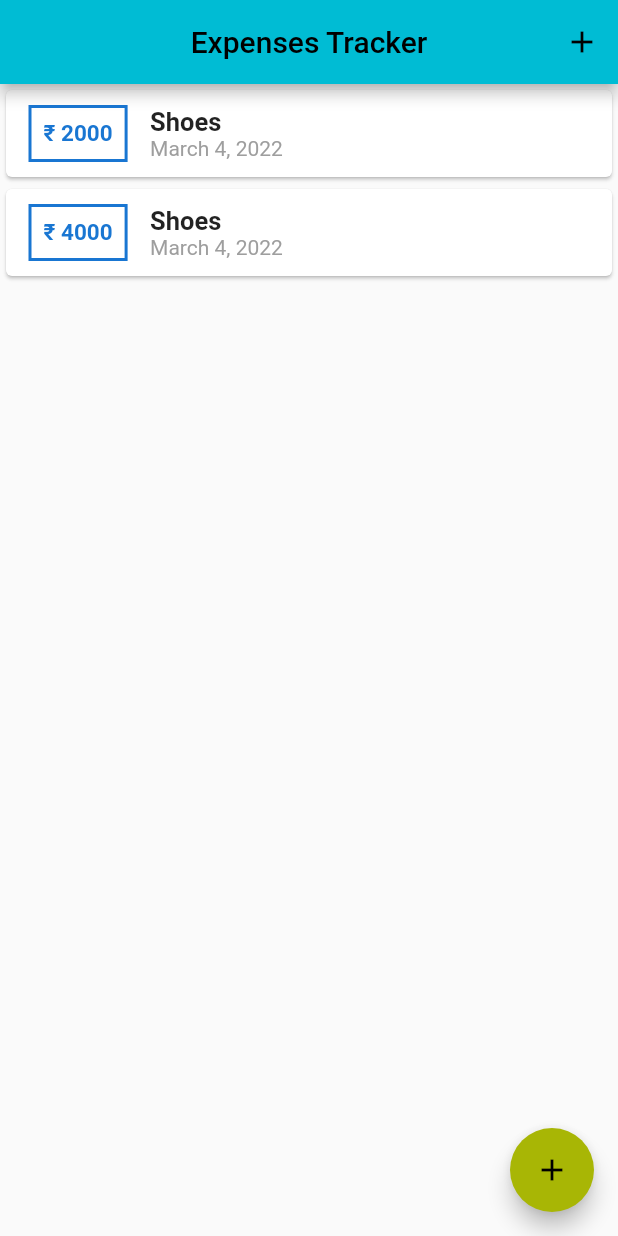
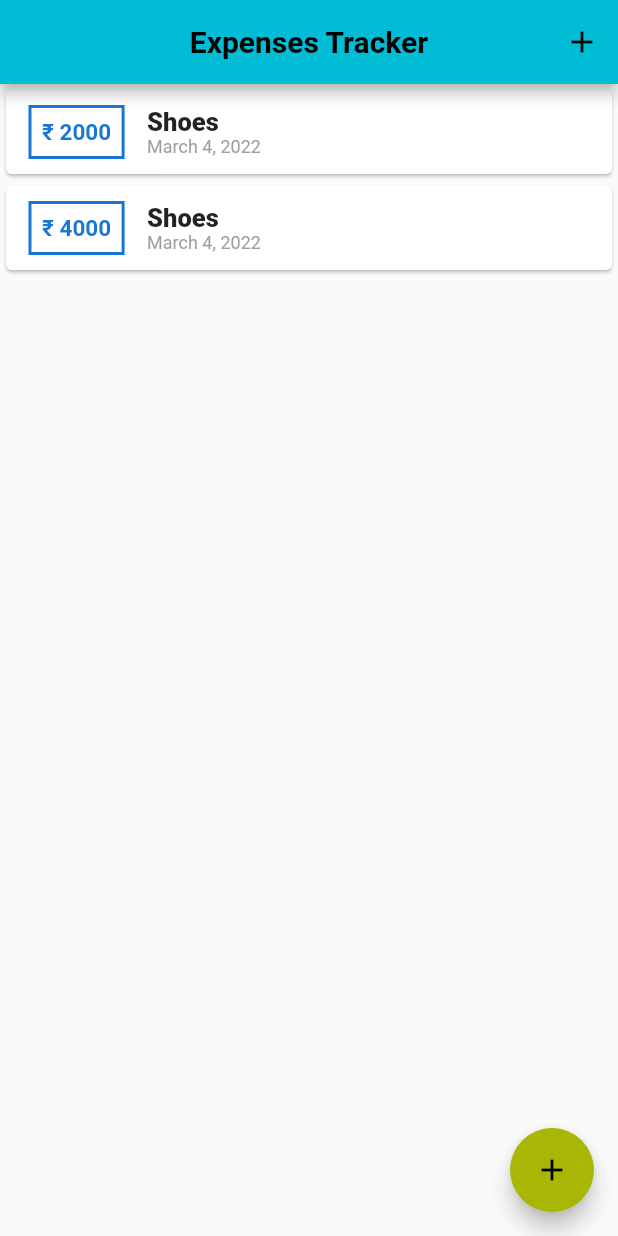
Before and after one commit to Prabhneet-Web/ExpenseTracker, a Flutter app: the screen it shows after launch, on a phone screen of 412 x 824 dp. Run offline on Flutter 3.47's test engine with Material 2 defaults, Android fonts, the phone set to English and light mode, and no system bars.

Commit message:
Changes done.

```diff
--- a/lib/pages/homePage.dart
+++ b/lib/pages/homePage.dart
@@ -45,7 +45,10 @@ class _MyHomePageState extends State<MyHomePage> {
   Widget build(BuildContext context) {
     return Scaffold(
       appBar: AppBar(
-        title: Text("Expenses Tracker"),
+        title: const Text(
+          "Expenses Tracker",
+          style: TextStyle(fontWeight: FontWeight.w600),
+        ),
         centerTitle: true,
         // backgroundColor: const Color.fromARGB(255, 1, 98, 177),
         actions: [
--- a/lib/widgets/transactionList.dart
+++ b/lib/widgets/transactionList.dart
@@ -29,7 +29,7 @@ class TransactionList extends StatelessWidget {
                       fontSize: 15,
                       color: Theme.of(context).primaryColorDark),
                 ),
-                padding: const EdgeInsets.all(8),
+                padding: const EdgeInsets.all(7),
               ),
               Column(
                 crossAxisAlignment: CrossAxisAlignment.start,
@@ -37,11 +37,11 @@ class TransactionList extends StatelessWidget {
                   Text(
                     transactions[index].title,
                     style: const TextStyle(
-                        fontSize: 17, fontWeight: FontWeight.bold),
+                        fontSize: 17, fontWeight: FontWeight.w800),
                   ),
                   Text(
                     DateFormat.yMMMMd().format(transactions[index].date),
-                    style: const TextStyle(color: Colors.grey),
+                    style: const TextStyle(color: Colors.grey, fontSize: 12),
                   )
                 ],
               )
```
